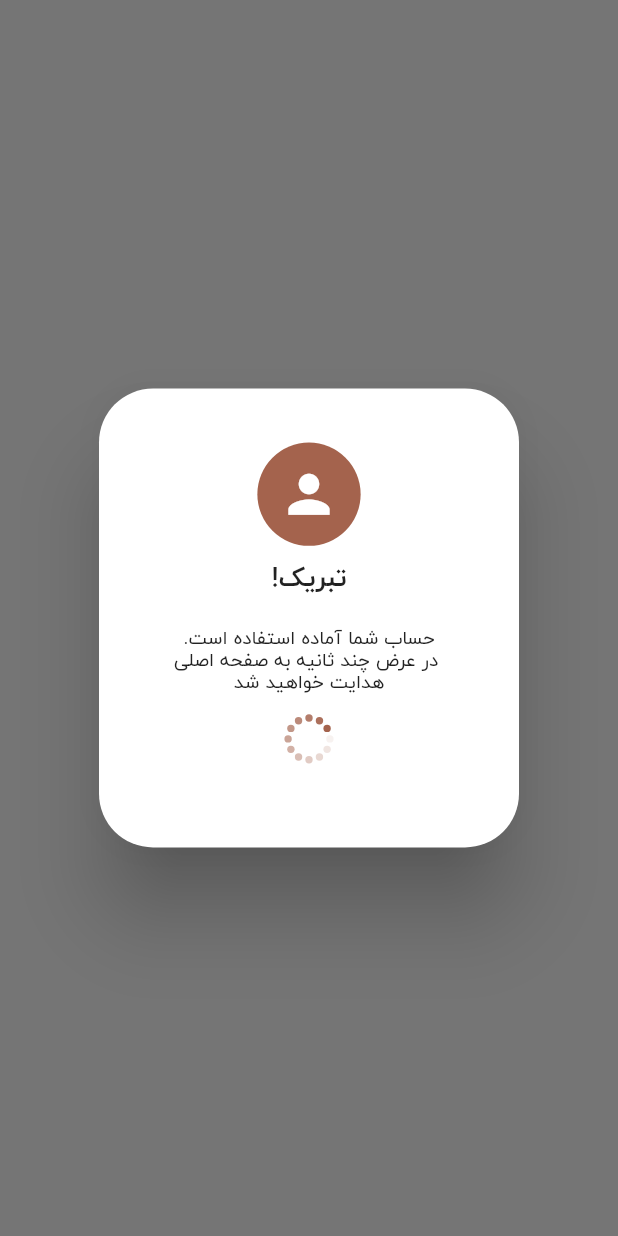
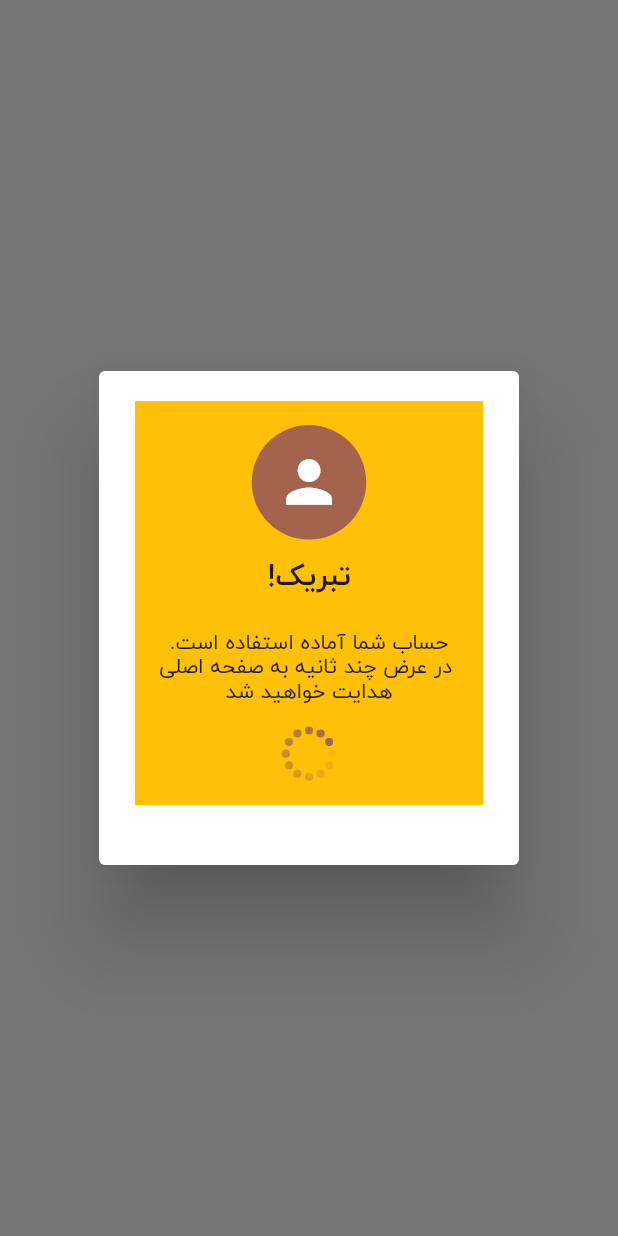
Before and after one commit to OmidHaqi/techno_saz, a Flutter app: what customDialoge() shows on an empty page, opened directly with empty values, on a phone screen of 412 x 824 dp. Run offline on Flutter 3.47's test engine with Material 2 defaults, Android fonts, the phone set to English and light mode, and no system bars; our stand-ins replace adaptive_theme, flutter_spinkit, flutter_svg, smooth_page_indicator; missing offline and left inert: dart:html.

Commit message:
Create dialogue

```diff
--- a/lib/screens/common/widgets.dart
+++ b/lib/screens/common/widgets.dart
@@ -27,10 +27,13 @@ customDialoge(
       return AlertDialog(
         scrollable: true,
         actions: actions,
-        shape: RoundedRectangleBorder(borderRadius: BorderRadius.circular(36)),
+
+        // shape: RoundedRectangleBorder(borderRadius: BorderRadius.circular(36)),
         content: Container(
+          color: Colors.amber,
+
           alignment: Alignment.topCenter,
-          padding: EdgeInsets.symmetric(horizontal: 24, vertical: 16),
+          padding: EdgeInsets.symmetric(horizontal: 14, vertical:16),
           width: sizeW / 18,
           child: FittedBox(
             child: Column(
```
